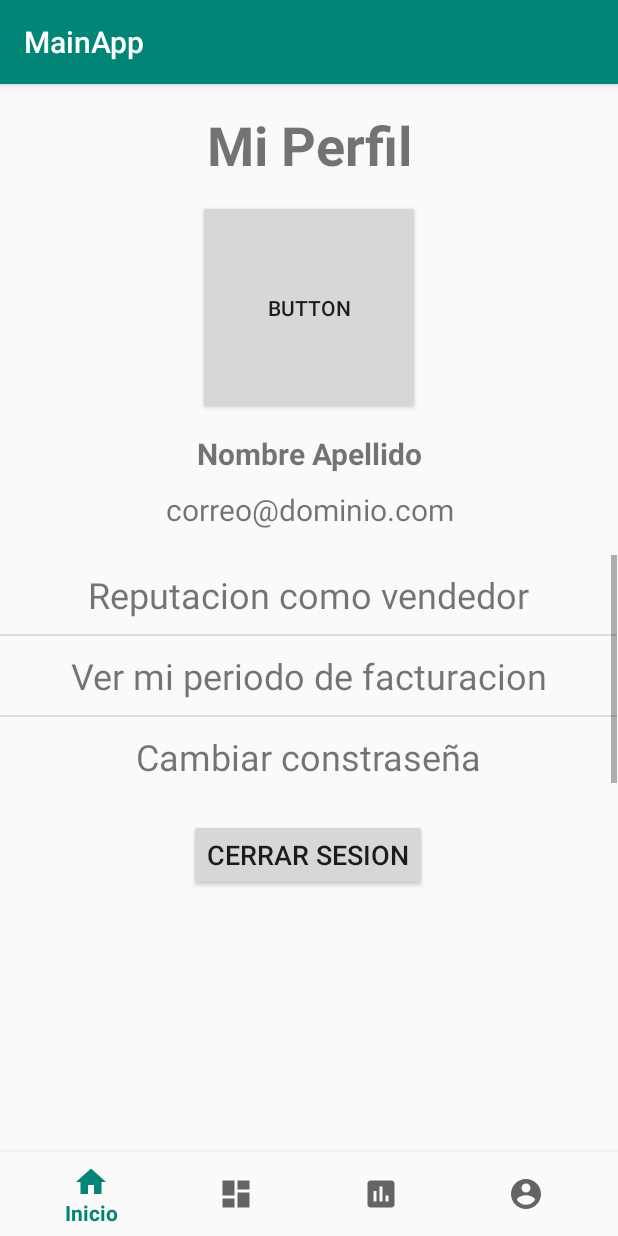
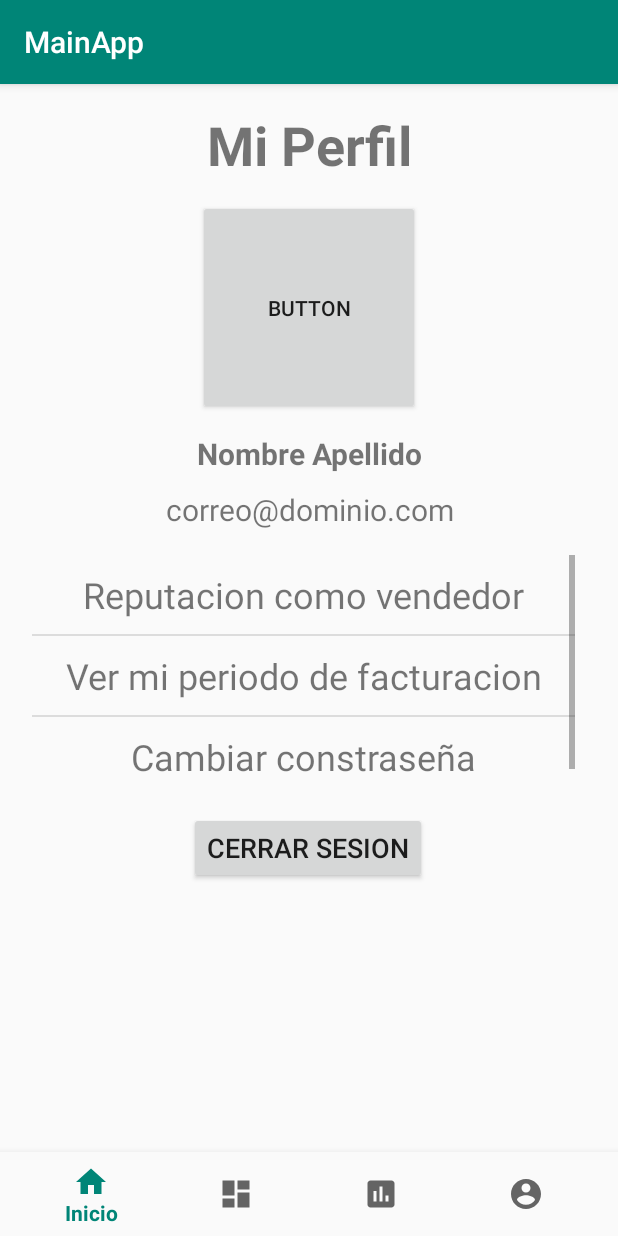
Before and after one commit to Zrisan1/Proyecto_RCON, an Android app: the fragment Profile_Fragment placed in its activity, on a phone screen of 412 x 824 dp. Run offline under Robolectric (Android 15) with nearby library versions, the phone set to English and light mode, and no system bars.

Commit message:
Update profile_fragment.xml

```diff
--- a/app/src/main/res/layout/profile_fragment.xml
+++ b/app/src/main/res/layout/profile_fragment.xml
@@ -50,10 +50,12 @@
 
     <ListView
         android:id="@+id/options_profile"
-        android:layout_width="411dp"
-        android:layout_height="156dp"
+        android:layout_width="362dp"
+        android:layout_height="151dp"
         android:layout_marginTop="16dp"
+        android:layout_marginEnd="8dp"
         android:textAlignment="center"
+        app:layout_constraintEnd_toEndOf="parent"
         app:layout_constraintStart_toStartOf="parent"
         app:layout_constraintTop_toBottomOf="@+id/txt_correo" />
 
```
